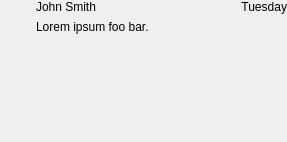
Above: python/app/widgets/activity_stream/resources/reply_widget.ui from shotgunsoftware/tk-multi-shotgunpanel before the change. Below: the same form after it.
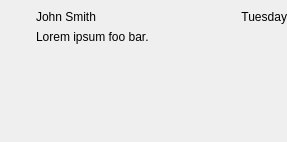
That is the form after the change. Icons and pictures are not drawn. Custom widgets are drawn as their Qt base class.

Commit message: Improved attachments support in note reply threads.

```diff
--- a/python/app/widgets/activity_stream/resources/reply_widget.ui
+++ b/python/app/widgets/activity_stream/resources/reply_widget.ui
@@ -14,9 +14,18 @@
    <string>Form</string>
   </property>
   <layout class="QHBoxLayout" name="horizontalLayout_2" stretch="0,1">
-   <property name="margin">
+   <property name="leftMargin">
     <number>0</number>
    </property>
+   <property name="topMargin">
+    <number>10</number>
+   </property>
+   <property name="rightMargin">
+    <number>0</number>
+   </property>
+   <property name="bottomMargin">
+    <number>2</number>
+   </property>
    <item>
     <layout class="QVBoxLayout" name="verticalLayout_2" stretch="0,1">
      <item>
```
Left out of the diff: 7 changed lines with no effect on the pictures. The commit also changes 18 other files.
